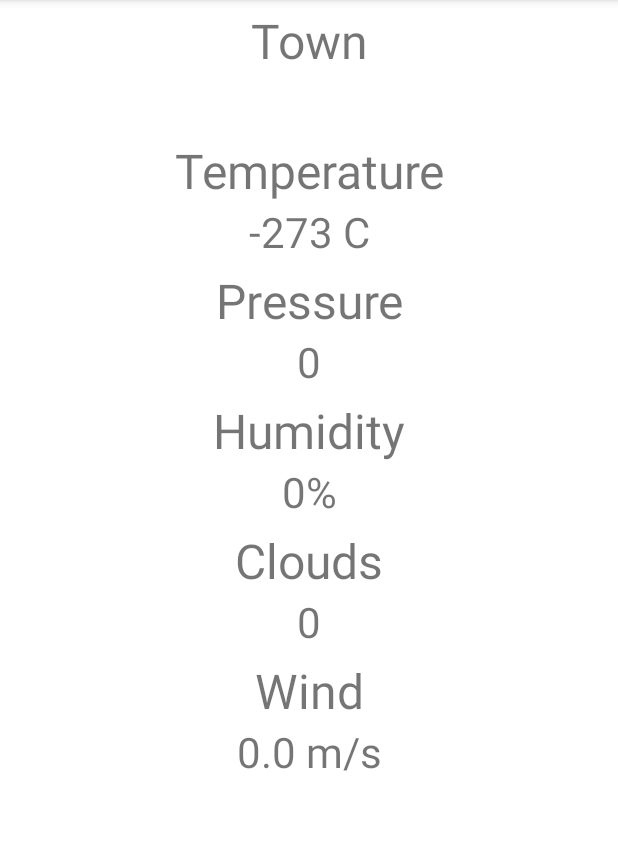
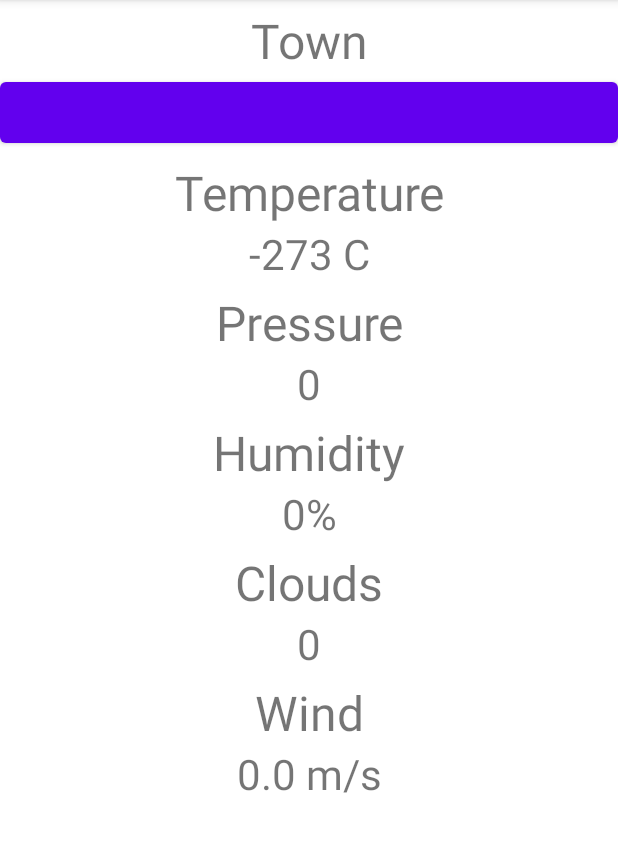
Before and after one commit to graphorismo/WheatherApp, an Android app: the screen it shows after launch (MainActivity), on a phone screen of 412 x 824 dp, the part 84-936 px from its top. Run offline under Robolectric (Android 15) with nearby library versions, the phone set to English and light mode, and no system bars; 2 statements that could not run were skipped.

Commit message:
add town select menu

```diff
--- a/app/src/main/java/ru/graphorismo/wheatherapp/data/WeatherRepository.kt
+++ b/app/src/main/java/ru/graphorismo/wheatherapp/data/WeatherRepository.kt
@@ -3,7 +3,10 @@ package ru.graphorismo.wheatherapp.data
 import retrofit2.Retrofit
 import retrofit2.converter.moshi.MoshiConverterFactory
 import retrofit2.create
+import ru.graphorismo.wheatherapp.BuildConfig
 import ru.graphorismo.wheatherapp.data.api.OpenWeatherMapAPI
+import ru.graphorismo.wheatherapp.data.api.request.town.OpenWeatherMapTownResponse
+import ru.graphorismo.wheatherapp.ui.activity.TownState
 
 class WeatherRepository {
     private val weatherApi : OpenWeatherMapAPI
@@ -15,5 +18,6 @@ class WeatherRepository {
         weatherApi = retrofit.create<OpenWeatherMapAPI>()
     }
 
-    suspend fun getWeatherForMoscow() = weatherApi.getWeatherForMoscow()
+    suspend fun getWeatherFor(town: TownState): OpenWeatherMapTownResponse =
+        weatherApi.getWeatherFor(town.value, BuildConfig.API_KEY.toString())
 }
--- a/app/src/main/java/ru/graphorismo/wheatherapp/data/api/OpenWeatherMapAPI.kt
+++ b/app/src/main/java/ru/graphorismo/wheatherapp/data/api/OpenWeatherMapAPI.kt
@@ -1,11 +1,15 @@
 package ru.graphorismo.wheatherapp.data.api
 
 import retrofit2.http.GET
+import retrofit2.http.Query
 import ru.graphorismo.wheatherapp.BuildConfig
 import ru.graphorismo.wheatherapp.data.api.request.town.OpenWeatherMapTownResponse
 
 interface OpenWeatherMapAPI {
 
-    @GET("/data/2.5/weather?q=moscow&appid=${BuildConfig.API_KEY}")
-    suspend fun getWeatherForMoscow():OpenWeatherMapTownResponse
+    @GET("/data/2.5/weather")
+    suspend fun getWeatherFor(
+        @Query("q") town: String,
+        @Query("appid") apikey: String
+    ): OpenWeatherMapTownResponse
 }
--- a/app/src/main/java/ru/graphorismo/wheatherapp/ui/activity/MainViewModel.kt
+++ b/app/src/main/java/ru/graphorismo/wheatherapp/ui/activity/MainViewModel.kt
@@ -1,7 +1,6 @@
 package ru.graphorismo.wheatherapp.ui.activity
 
-import androidx.lifecycle.ViewModel
-import androidx.lifecycle.viewModelScope
+import androidx.lifecycle.*
 import kotlinx.coroutines.flow.MutableStateFlow
 import kotlinx.coroutines.flow.StateFlow
 import kotlinx.coroutines.launch
@@ -13,9 +12,18 @@ class MainViewModel: ViewModel() {
     val uiState = MutableStateFlow<UIState>(UIState.SPLASH)
     val weatherState = MutableStateFlow<OpenWeatherMapTownResponse>(OpenWeatherMapTownResponse())
 
+    val currentTown = MutableStateFlow<TownState>(TownState.MOSCOW)
+
     init {
         viewModelScope.launch {
-            weatherState.value = WeatherRepository().getWeatherForMoscow()
+            weatherState.value = WeatherRepository().getWeatherFor(currentTown.value)
+        }
+
+        viewModelScope.launch {
+            currentTown
+                .collect {
+                    weatherState.value = WeatherRepository().getWeatherFor(it)
+                }
         }
     }
 }
--- /dev/null
+++ b/app/src/main/java/ru/graphorismo/wheatherapp/ui/activity/TownState.kt
@@ -0,0 +1,7 @@
+package ru.graphorismo.wheatherapp.ui.activity
+
+enum class TownState(val value: String) {
+    MOSCOW("Moscow"),
+    TULA("tula"),
+    TVER("tver")
+}
--- a/app/src/main/java/ru/graphorismo/wheatherapp/ui/activity/UIState.kt
+++ b/app/src/main/java/ru/graphorismo/wheatherapp/ui/activity/UIState.kt
@@ -2,5 +2,6 @@ package ru.graphorismo.wheatherapp.ui.activity
 
 enum class UIState {
     SPLASH,
-    MAIN
+    MAIN,
+    TOWNS
 }
--- a/app/src/main/java/ru/graphorismo/wheatherapp/ui/main/MainFragment.kt
+++ b/app/src/main/java/ru/graphorismo/wheatherapp/ui/main/MainFragment.kt
@@ -6,6 +6,7 @@ import androidx.fragment.app.Fragment
 import android.view.LayoutInflater
 import android.view.View
 import android.view.ViewGroup
+import android.widget.Button
 import android.widget.TextView
 import androidx.fragment.app.activityViewModels
 import androidx.lifecycle.Lifecycle
@@ -15,13 +16,14 @@ import kotlinx.coroutines.launch
 import ru.graphorismo.wheatherapp.R
 import ru.graphorismo.wheatherapp.data.WeatherRepository
 import ru.graphorismo.wheatherapp.ui.activity.MainViewModel
+import ru.graphorismo.wheatherapp.ui.activity.UIState
 
 
 class MainFragment : Fragment() {
 
     val activityViewModel: MainViewModel by activityViewModels()
 
-    lateinit var textView_field_town: TextView
+    lateinit var button_town: Button
     lateinit var textView_field_temperature: TextView
     lateinit var textView_field_pressure: TextView
     lateinit var textView_field_humidity: TextView
@@ -33,8 +35,8 @@ class MainFragment : Fragment() {
         savedInstanceState: Bundle?
     ): View? {
         var view = inflater.inflate(R.layout.fragment_main, container, false)
-        textView_field_town =
-            view.findViewById<TextView>(R.id.mainFragment_textView_field_town)
+        button_town =
+            view.findViewById<Button>(R.id.mainFragment_button_town)
         textView_field_temperature =
             view.findViewById<TextView>(R.id.mainFragment_textView_field_temperature)
         textView_field_pressure =
@@ -53,8 +55,11 @@ class MainFragment : Fragment() {
         viewLifecycleOwner.lifecycleScope.launch {
             repeatOnLifecycle(Lifecycle.State.STARTED) {
                 activityViewModel.weatherState.collect { weatherState ->
-                    textView_field_town.text =
+                    button_town.text =
                         weatherState.name
+                    button_town.setOnClickListener(){
+                        activityViewModel.uiState.value = UIState.TOWNS
+                    }
                     textView_field_temperature.text =
                         (weatherState.main.temp.toInt()-273).toString()+" C"
                     textView_field_pressure.text=
--- a/app/src/main/res/layout/fragment_main.xml
+++ b/app/src/main/res/layout/fragment_main.xml
@@ -22,13 +22,12 @@
             android:paddingTop="5dp"
             android:text="Town" />
 
-        <TextView
-            android:id="@+id/mainFragment_textView_field_town"
+        <Button
+            android:id="@+id/mainFragment_button_town"
             android:layout_width="match_parent"
             android:layout_height="wrap_content"
-            android:textSize="28dp"
-            android:textAlignment="center"
-            android:text="TextView" />
+            android:text="Town"
+            android:textSize="24sp" />
 
         <TextView
             android:id="@+id/mainFragment_textView_header_temperature"
--- a/app/src/main/res/values/strings.xml
+++ b/app/src/main/res/values/strings.xml
@@ -1,3 +1,5 @@
 <resources>
     <string name="app_name">WheatherApp</string>
+    <!-- TODO: Remove or change this placeholder text -->
+    <string name="hello_blank_fragment">Hello blank fragment</string>
 </resources>
```
Also changed, not shown: app/src/main/java/ru/graphorismo/wheatherapp/ui/activity/MainActivity.kt (+9 -0 lines), app/src/main/java/ru/graphorismo/wheatherapp/ui/townlist/TownListAdapter.kt (added, +44 -0 lines), app/src/main/java/ru/graphorismo/wheatherapp/ui/townlist/TownListFragment.kt (added, +33 -0 lines), app/src/main/res/layout/fragment_town_list.xml (added, +16 -0 lines), app/src/main/res/layout/town_list_item.xml (added, +13 -0 lines).
